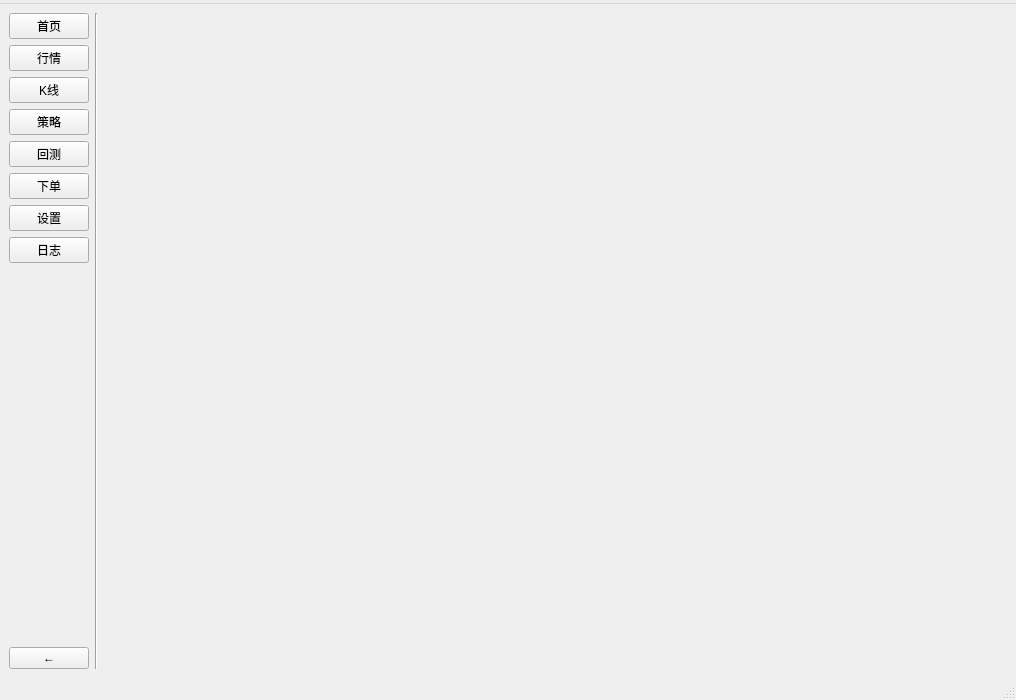
Before: the Qt Designer form app/ui/mainwindow.ui in ctpbee/ctpbee_desktop, drawn with Qt 5.
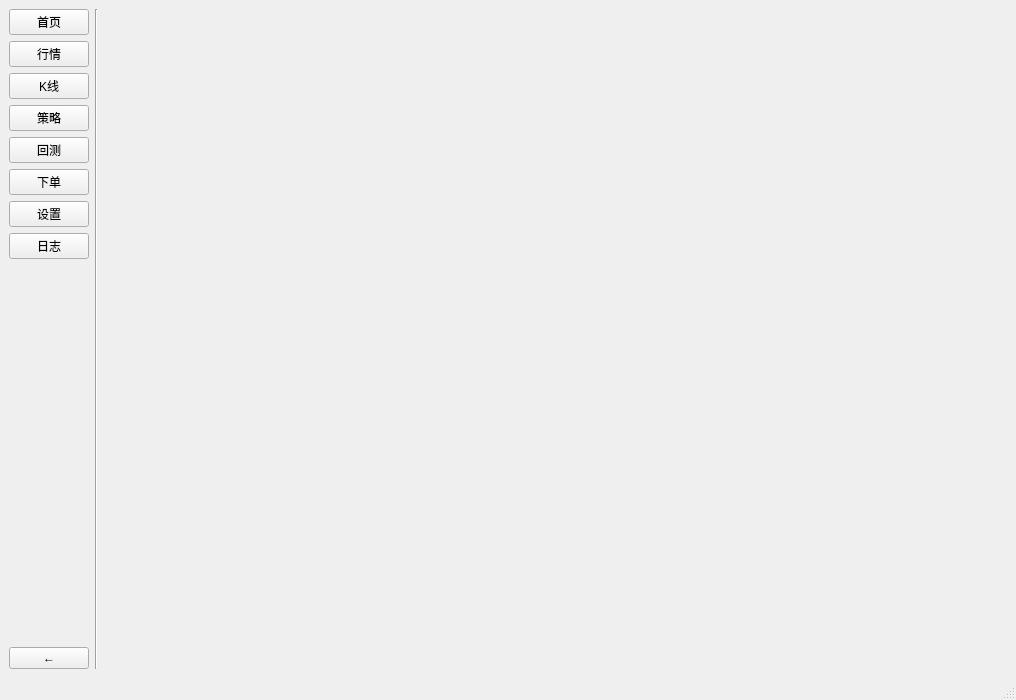
After: the same form once the commit is applied. Icons and pictures are not drawn.

The edit to the form file:
```diff
--- a/app/ui/mainwindow.ui
+++ b/app/ui/mainwindow.ui
@@ -112,24 +112,6 @@
    </layout>
   </widget>
   <widget class="QStatusBar" name="statusbar"/>
-  <widget class="QMenuBar" name="menuBar">
-   <property name="geometry">
-    <rect>
-     <x>0</x>
-     <y>0</y>
-     <width>1016</width>
-     <height>26</height>
-    </rect>
-   </property>
-   <widget class="QMenu" name="menux">
-    <property name="icon">
-     <iconset resource="../resource/mainwindow.qrc">
-      <normaloff>:/menu/icon/quit.png</normaloff>:/menu/icon/quit.png</iconset>
-    </property>
-    <addaction name="quit_action"/>
-   </widget>
-   <addaction name="menux"/>
-  </widget>
   <action name="quit_action">
    <property name="text">
     <string>退出应用</string>
```
